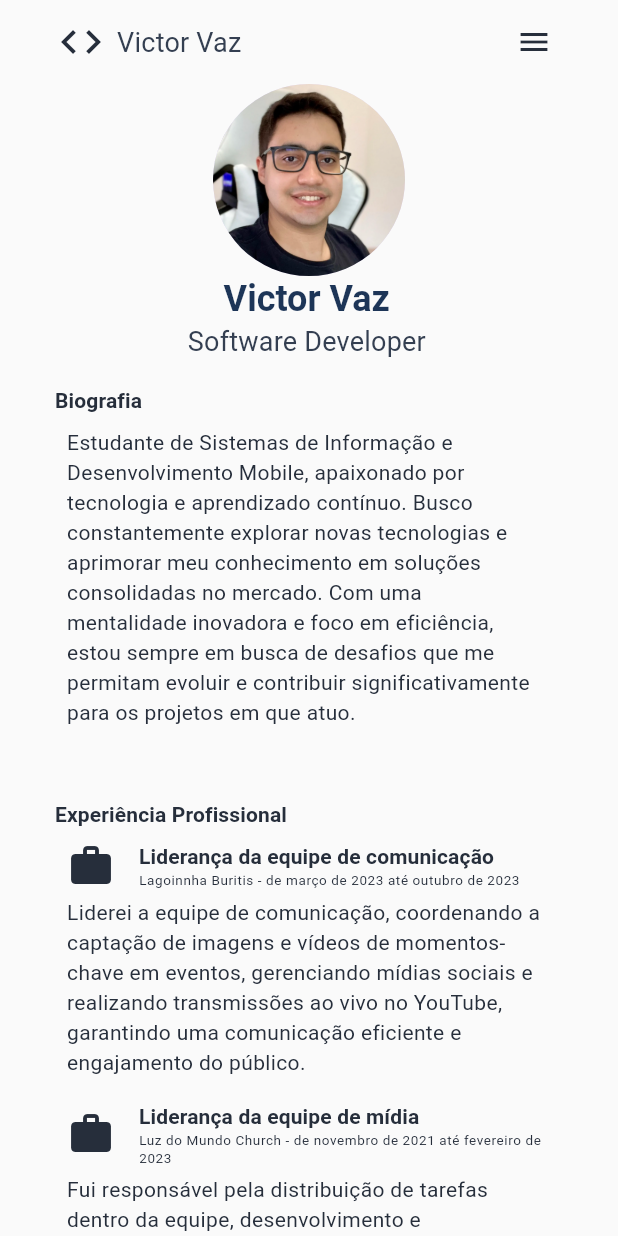
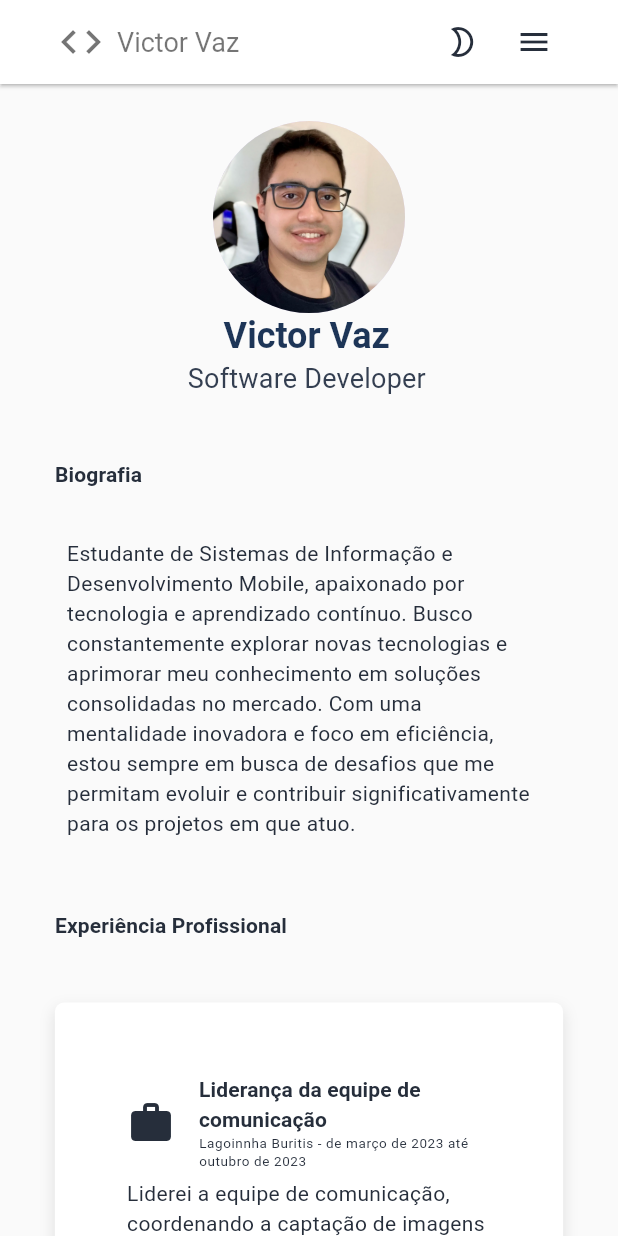
Before and after one commit to victorvazdev/victor_vaz_portfolio, a Flutter app: the screen it shows after launch, after a tap on "Victor Vaz", on a phone screen of 412 x 824 dp. Run offline on Flutter 3.47's test engine with Material 3 defaults, Android fonts, the phone set to English and light mode, and no system bars; our stand-ins replace flutter_svg, visibility_detector.

Commit message:
academic background and professional experience layout changed; titles layouts changed; theme switcher developed

```diff
--- a/lib/main.dart
+++ b/lib/main.dart
@@ -3,20 +3,29 @@ import 'package:victor_vaz_portfolio/ui/styles/themes.dart';
 import 'package:victor_vaz_portfolio/ui/screens/main_screen.dart';
 
 void main() {
-  runApp(const MainApp());
+  runApp(MainApp());
 }
 
 class MainApp extends StatelessWidget {
-  const MainApp({super.key});
+  final ValueNotifier<ThemeMode> themeNotifier = ValueNotifier(
+    ThemeMode.system,
+  );
+
+  MainApp({super.key});
 
   @override
   Widget build(BuildContext context) {
-    return MaterialApp(
-      title: 'Victor Vaz',
-      theme: Themes.lightTheme,
-      darkTheme: Themes.darkTheme,
-      themeMode: ThemeMode.system,
-      home: const MainScreen(),
+    return ValueListenableBuilder<ThemeMode>(
+      valueListenable: themeNotifier,
+      builder: (context, currentThemeMode, _) {
+        return MaterialApp(
+          title: 'Victor Vaz',
+          theme: Themes.lightTheme,
+          darkTheme: Themes.darkTheme,
+          themeMode: currentThemeMode,
+          home: MainScreen(themeNotifier: themeNotifier),
+        );
+      },
     );
   }
 }
--- /dev/null
+++ b/lib/models/theme_mode.dart
@@ -0,0 +1 @@
+// enum ThemeMode { system, light, dark }
--- a/lib/ui/screens/main_screen.dart
+++ b/lib/ui/screens/main_screen.dart
@@ -15,7 +15,9 @@ import 'package:victor_vaz_portfolio/ui/widgets/header_widget.dart';
 import 'package:visibility_detector/visibility_detector.dart';
 
 class MainScreen extends StatefulWidget {
-  const MainScreen({super.key});
+  final ValueNotifier<ThemeMode> themeNotifier;
+
+  const MainScreen({super.key, required this.themeNotifier});
 
   @override
   State<MainScreen> createState() => _MainScreenState();
@@ -36,6 +38,20 @@ class _MainScreenState extends State<MainScreen> {
   bool _hasShownCertifications = false;
   bool _hasShownContact = false;
   bool _hasShownCopyrights = false;
+
+  void _cycleTheme(ThemeMode value) {
+    switch (value) {
+      case ThemeMode.system:
+        widget.themeNotifier.value = ThemeMode.system;
+        break;
+      case ThemeMode.light:
+        widget.themeNotifier.value = ThemeMode.light;
+        break;
+      case ThemeMode.dark:
+        widget.themeNotifier.value = ThemeMode.dark;
+        break;
+    }
+  }
 
   void _scrollTo(GlobalKey key) {
     Scrollable.ensureVisible(
@@ -69,20 +85,24 @@ class _MainScreenState extends State<MainScreen> {
     return Scaffold(
       appBar: AppBar(
         title:
-            width < 800
+            width < 1000
                 ? null
                 : HoverTitle(onPressed: () => _scrollTo(_headerKey)),
         titleSpacing: width > 950 ? 72 : 32,
         leading:
-            width < 800
+            width < 1000
                 ? HoverTitle(onPressed: () => _scrollTo(_headerKey))
                 : null,
-        leadingWidth: width < 800 ? 200 : null,
+        leadingWidth: width < 1000 ? 200 : null,
         actionsPadding: EdgeInsets.only(right: width > 1000 ? 72 : 32),
         actions:
             width < 800
                 ? <Widget>[
+                  Row(
+                    children: [
+                      buildThemeSelector(context),
                       PopupMenuButton(
+                        tooltip: 'Menu',
                         color: Theme.of(context).scaffoldBackgroundColor,
                         icon: Icon(
                           Icons.menu,
@@ -102,6 +122,8 @@ class _MainScreenState extends State<MainScreen> {
                             );
                           }).toList();
                         },
+                      ),
+                    ],
                   ),
                 ]
                 : <Widget>[
@@ -130,13 +152,13 @@ class _MainScreenState extends State<MainScreen> {
                     onPressed: () => _scrollTo(_contactKey),
                     child: const Text('Contato'),
                   ),
+                  buildThemeSelector(context),
                 ],
       ),
       body: SingleChildScrollView(
         controller: _scrollController,
         child: Column(
           children: [
-            // Main content card
             SizedBox(
               width: MediaQuery.of(context).size.width * 0.9,
               child: Column(
@@ -319,7 +341,18 @@ class _MainScreenState extends State<MainScreen> {
             width > 700
                 ? SizedBox(height: MediaQuery.sizeOf(context).height * 0.05)
                 : const SizedBox.shrink(),
-            VisibilityDetector(
+            Container(
+              height: width > 700 ? 128 : 64,
+              decoration: BoxDecoration(
+                color: Theme.of(context).appBarTheme.backgroundColor,
+                border: Border(
+                  top: BorderSide(
+                    color: Theme.of(context).appBarTheme.shadowColor!,
+                    width: 0.1,
+                  ),
+                ),
+              ),
+              child: VisibilityDetector(
                 key: Key('copyrights-visibility'),
                 onVisibilityChanged: (info) {
                   if (info.visibleFraction > 0 && !_hasShownCopyrights) {
@@ -340,10 +373,64 @@ class _MainScreenState extends State<MainScreen> {
                   ),
                 ),
               ),
-            const SizedBox(height: 16),
+            ),
           ],
         ),
       ),
     );
   }
+
+  PopupMenuButton<ThemeMode> buildThemeSelector(BuildContext context) {
+    return PopupMenuButton<ThemeMode>(
+      tooltip: 'Selecionar tema',
+      color: Theme.of(context).scaffoldBackgroundColor,
+      child: SizedBox(
+        width: 48,
+        child: Icon(
+          Icons.mode_night_outlined,
+          color: Theme.of(context).iconTheme.color,
+        ),
+      ),
+      onSelected: (selectedMode) => _cycleTheme(selectedMode),
+      itemBuilder:
+          (context) => <PopupMenuEntry<ThemeMode>>[
+            PopupMenuItem<ThemeMode>(
+              value: ThemeMode.system,
+              child: Row(
+                children: [
+                  Icon(
+                    Icons.computer,
+                    color: Theme.of(context).iconTheme.color,
+                  ),
+                  SizedBox(width: 8),
+                  Text('Sistema'),
+                ],
+              ),
+            ),
+            PopupMenuItem<ThemeMode>(
+              value: ThemeMode.light,
+              child: Row(
+                children: [
+                  Icon(Icons.sunny, color: Theme.of(context).iconTheme.color),
+                  SizedBox(width: 8),
+                  Text('Claro'),
+                ],
+              ),
+            ),
+            PopupMenuItem<ThemeMode>(
+              value: ThemeMode.dark,
+              child: Row(
+                children: [
+                  Icon(
+                    Icons.dark_mode_rounded,
+                    color: Theme.of(context).iconTheme.color,
+                  ),
+                  SizedBox(width: 8),
+                  Text('Escuro'),
+                ],
+              ),
+            ),
+          ],
+    );
   }
+}
--- a/lib/ui/styles/constants.dart
+++ b/lib/ui/styles/constants.dart
@@ -7,5 +7,6 @@ class Constants {
   static const Color lightBackground = Color(0xFFFAFAFA);
   static const Color darkBackground = Color(0xFF121212);
   static const Color darkCardBackground = Color(0xFF1E1E1E);
+  static const Color darkNavigationBackground = Color.fromARGB(255, 23, 23, 23);
   static const double contactItemWidth = 256.0;
 }
--- a/lib/ui/styles/themes.dart
+++ b/lib/ui/styles/themes.dart
@@ -7,11 +7,11 @@ class Themes {
     primaryColor: Constants.lightTextColor,
     scaffoldBackgroundColor: Constants.lightBackground,
     appBarTheme: AppBarTheme(
-      backgroundColor: Constants.lightBackground,
+      backgroundColor: Colors.white,
       foregroundColor: Constants.lightBackground,
       surfaceTintColor: Constants.lightBackground,
       shadowColor: Colors.black,
-      elevation: 0,
+      elevation: 1,
     ),
     textTheme: TextTheme(
       bodyLarge: TextStyle(color: Constants.lightTextColor),
@@ -53,9 +53,6 @@ class Themes {
         }),
         textStyle: WidgetStateProperty.all(TextStyle(fontSize: 16)),
         elevation: WidgetStatePropertyAll(0),
-        shape: WidgetStatePropertyAll(
-          RoundedRectangleBorder(borderRadius: BorderRadius.zero),
-        ),
         minimumSize: WidgetStatePropertyAll(Size(0, 70)),
       ),
     ),
@@ -90,9 +87,9 @@ class Themes {
   static final ThemeData darkTheme = ThemeData(
     brightness: Brightness.dark,
     primaryColor: Colors.white,
-    scaffoldBackgroundColor: Constants.darkBackground,
+    scaffoldBackgroundColor: Colors.black87,
     appBarTheme: AppBarTheme(
-      backgroundColor: Constants.darkBackground,
+      backgroundColor: Constants.darkNavigationBackground,
       foregroundColor: Constants.darkBackground,
       surfaceTintColor: Constants.darkBackground,
       shadowColor: Colors.black54,
@@ -133,10 +130,8 @@ class Themes {
           }
           return Colors.white60;
         }),
+        textStyle: WidgetStateProperty.all(TextStyle(fontSize: 16)),
         elevation: WidgetStatePropertyAll(0),
-        shape: WidgetStatePropertyAll(
-          RoundedRectangleBorder(borderRadius: BorderRadius.zero),
-        ),
         minimumSize: WidgetStatePropertyAll(Size(0, 70)),
       ),
     ),
--- a/lib/ui/widgets/academic_background_widget.dart
+++ b/lib/ui/widgets/academic_background_widget.dart
@@ -12,8 +12,22 @@ class AcademicBackgroundWidget extends StatelessWidget {
     double width = MediaQuery.of(context).size.width;
 
     Widget buildGraduation(String name, String period) {
-      return Padding(
-        padding: const EdgeInsets.all(8.0),
+      return Container(
+        padding: const EdgeInsets.all(48),
+        decoration: BoxDecoration(
+          color: Theme.of(context).appBarTheme.backgroundColor,
+          borderRadius: BorderRadius.circular(6),
+          boxShadow: [
+            BoxShadow(
+              color: Theme.of(
+                context,
+              ).appBarTheme.shadowColor!.withValues(alpha: 0.1),
+              spreadRadius: 0,
+              blurRadius: 8,
+              offset: Offset(0, 4),
+            ),
+          ],
+        ),
         child: Row(
           children: [
             Icon(
@@ -67,7 +81,7 @@ class AcademicBackgroundWidget extends StatelessWidget {
         crossAxisAlignment:
             width > 700 ? CrossAxisAlignment.center : CrossAxisAlignment.start,
         children: [
-          Text(
+          SelectableText(
             sectionTitle,
             style:
                 width > 700
@@ -80,19 +94,13 @@ class AcademicBackgroundWidget extends StatelessWidget {
                     : Theme.of(context).textTheme.titleSmall,
           ),
 
-          width > 700
-              ? SizedBox(height: MediaQuery.sizeOf(context).height * 0.05)
-              : const SizedBox.shrink(),
+          SizedBox(height: MediaQuery.sizeOf(context).height * 0.05),
 
-          width > 950
+          width > 1100
               ? SizedBox(
                 child: Column(
                   children: [
-                    width > 700
-                        ? SizedBox(
-                          height: MediaQuery.sizeOf(context).height * 0.05,
-                        )
-                        : const SizedBox.shrink(),
+                    SizedBox(height: MediaQuery.sizeOf(context).height * 0.03),
 
                     Row(
                       mainAxisAlignment: MainAxisAlignment.spaceEvenly,
@@ -106,20 +114,22 @@ class AcademicBackgroundWidget extends StatelessWidget {
                       ],
                     ),
 
-                    width > 700
-                        ? SizedBox(
-                          height: MediaQuery.sizeOf(context).height * 0.05,
-                        )
-                        : const SizedBox.shrink(),
+                    SizedBox(height: MediaQuery.sizeOf(context).height * 0.03),
                   ],
                 ),
               )
               : Column(
                 children: [
-                  ...graduations.map(
-                    (graduation) =>
+                  ...graduations.map((graduation) {
+                    return Column(
+                      children: [
                         buildGraduation(graduation.name, graduation.period),
-                  ),
+                        SizedBox(
+                          height: MediaQuery.sizeOf(context).height * 0.03,
+                        ),
+                      ],
+                    );
+                  }),
                 ],
               ),
         ],
--- a/lib/ui/widgets/biography_widget.dart
+++ b/lib/ui/widgets/biography_widget.dart
@@ -16,6 +16,7 @@ class BiographyWidget extends StatelessWidget {
   Widget build(BuildContext context) {
     const String sectionTitle = 'Biografia';
     double width = MediaQuery.of(context).size.width;
+    double height = MediaQuery.of(context).size.height;
 
     return Padding(
       padding: const EdgeInsets.all(16),
@@ -52,10 +53,16 @@ class BiographyWidget extends StatelessWidget {
                   ],
                 ),
               )
-              : SelectableText(
-                sectionTitle,
-                style: Theme.of(context).textTheme.titleSmall,
-                textAlign: TextAlign.left,
+              : Column(
+                children: [
+                  SelectableText(
+                    sectionTitle,
+                    style: Theme.of(context).textTheme.titleSmall,
+                    textAlign: TextAlign.left,
+                  ),
+
+                  SizedBox(height: height * 0.03),
+                ],
               ),
 
           Padding(
--- a/lib/ui/widgets/certifications_list_widget.dart
+++ b/lib/ui/widgets/certifications_list_widget.dart
@@ -18,7 +18,7 @@ class CertificationsListWidget extends StatelessWidget {
         crossAxisAlignment:
             width > 700 ? CrossAxisAlignment.center : CrossAxisAlignment.start,
         children: [
-          Text(
+          SelectableText(
             'Certificações',
             style:
                 width > 700
@@ -32,10 +32,7 @@ class CertificationsListWidget extends StatelessWidget {
           ),
           width > 700 ? SizedBox.shrink() : SizedBox(width: double.infinity),
 
-          const SizedBox(height: 8),
-          width > 700
-              ? SizedBox(height: MediaQuery.sizeOf(context).height * 0.05)
-              : const SizedBox.shrink(),
+          SizedBox(height: MediaQuery.sizeOf(context).height * 0.05),
 
           Wrap(
             spacing: 8.0,
--- a/lib/ui/widgets/contact/contact_widget.dart
+++ b/lib/ui/widgets/contact/contact_widget.dart
@@ -66,7 +66,7 @@ class _ContactWidgetState extends State<ContactWidget> {
                     : Theme.of(context).textTheme.titleSmall,
           ),
 
-          width > 700 ? SizedBox(height: height * 0.05) : SizedBox.shrink(),
+          SizedBox(height: height * 0.03),
 
           Padding(
             padding: const EdgeInsets.all(8.0),
--- a/lib/ui/widgets/header_widget.dart
+++ b/lib/ui/widgets/header_widget.dart
@@ -6,6 +6,7 @@ class HeaderWidget extends StatelessWidget {
   @override
   Widget build(BuildContext context) {
     double width = MediaQuery.of(context).size.width;
+    double height = MediaQuery.of(context).size.height;
     const String myPhoto = 'assets/images/victorvaz.webp';
 
     return Column(
@@ -21,6 +22,8 @@ class HeaderWidget extends StatelessWidget {
             )
             : Column(
               children: [
+                SizedBox(height: height * 0.03),
+
                 const CircleAvatar(
                   radius: 64,
                   backgroundImage: AssetImage(myPhoto),
@@ -35,6 +38,8 @@ class HeaderWidget extends StatelessWidget {
                   'Software Developer',
                   style: Theme.of(context).textTheme.titleMedium,
                 ),
+
+                SizedBox(height: height * 0.03),
               ],
             ),
       ],
--- a/lib/ui/widgets/hover_title.dart
+++ b/lib/ui/widgets/hover_title.dart
@@ -22,21 +22,15 @@ class _HoverTitleState extends State<HoverTitle> {
         duration: Duration(milliseconds: 200),
         alignment: Alignment.center,
         child: TextButton(
+          style: Theme.of(context).textButtonTheme.style,
           onPressed: widget.onPressed,
           child: SizedBox(
             width: 124,
             child: Row(
               children: [
-                Icon(
-                  Icons.code,
-                  size: 32,
-                  color: Theme.of(context).iconTheme.color,
-                ),
+                Icon(Icons.code, size: 32),
                 const SizedBox(width: 8),
-                Text(
-                  'Victor Vaz',
-                  style: Theme.of(context).textTheme.titleMedium,
-                ),
+                Text('Victor Vaz', style: TextStyle(fontSize: 18)),
               ],
             ),
           ),
--- a/lib/ui/widgets/professional_experience.dart
+++ b/lib/ui/widgets/professional_experience.dart
@@ -8,8 +8,22 @@ class ProfessionalExperience extends StatelessWidget {
     double width = MediaQuery.of(context).size.width;
 
     Widget buildExperience(String name, String period, String description) {
-      return Padding(
-        padding: const EdgeInsets.all(8.0),
+      return Container(
+        padding: const EdgeInsets.all(48),
+        decoration: BoxDecoration(
+          color: Theme.of(context).appBarTheme.backgroundColor,
+          borderRadius: BorderRadius.circular(6),
+          boxShadow: [
+            BoxShadow(
+              color: Theme.of(
+                context,
+              ).appBarTheme.shadowColor!.withValues(alpha: 0.1),
+              spreadRadius: 0,
+              blurRadius: 8,
+              offset: Offset(0, 4),
+            ),
+          ],
+        ),
         child: Column(
           children: [
             Row(
@@ -76,7 +90,7 @@ class ProfessionalExperience extends StatelessWidget {
         crossAxisAlignment:
             width > 700 ? CrossAxisAlignment.center : CrossAxisAlignment.start,
         children: [
-          Text(
+          SelectableText(
             'Experiência Profissional',
             style:
                 width > 700
@@ -89,9 +103,7 @@ class ProfessionalExperience extends StatelessWidget {
                     : Theme.of(context).textTheme.titleSmall,
           ),
 
-          width > 700
-              ? SizedBox(height: MediaQuery.sizeOf(context).height * 0.05)
-              : SizedBox.shrink(),
+          SizedBox(height: MediaQuery.sizeOf(context).height * 0.05),
 
           Column(
             mainAxisAlignment: MainAxisAlignment.spaceEvenly,
@@ -104,9 +116,7 @@ class ProfessionalExperience extends StatelessWidget {
                 'Liderei a equipe de comunicação, coordenando a captação de imagens e vídeos de momentos-chave em eventos, gerenciando mídias sociais e realizando transmissões ao vivo no YouTube, garantindo uma comunicação eficiente e engajamento do público.',
               ),
 
-              width > 700
-                  ? SizedBox(height: MediaQuery.sizeOf(context).height * 0.05)
-                  : SizedBox.shrink(),
+              SizedBox(height: MediaQuery.sizeOf(context).height * 0.03),
 
               buildExperience(
                 'Liderança da equipe de mídia',
@@ -116,9 +126,7 @@ class ProfessionalExperience extends StatelessWidget {
                 'Fui responsável pela distribuição de tarefas dentro da equipe, desenvolvimento e manutenção do website, gerenciamento de canal no YouTube e administração de mídias sociais, garantindo a criação de conteúdo estratégico e a otimização da presença digital da marca.',
               ),
 
-              width > 700
-                  ? SizedBox(height: MediaQuery.sizeOf(context).height * 0.05)
-                  : SizedBox.shrink(),
+              SizedBox(height: MediaQuery.sizeOf(context).height * 0.03),
             ],
           ),
         ],
```
Lines whose indentation alone changed are shown as unchanged.
